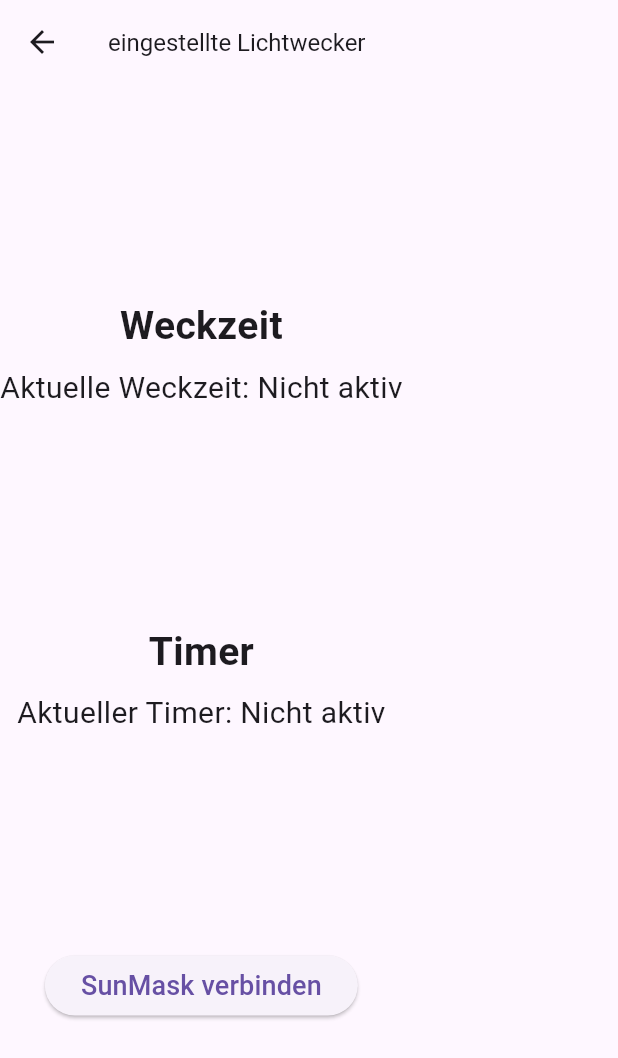
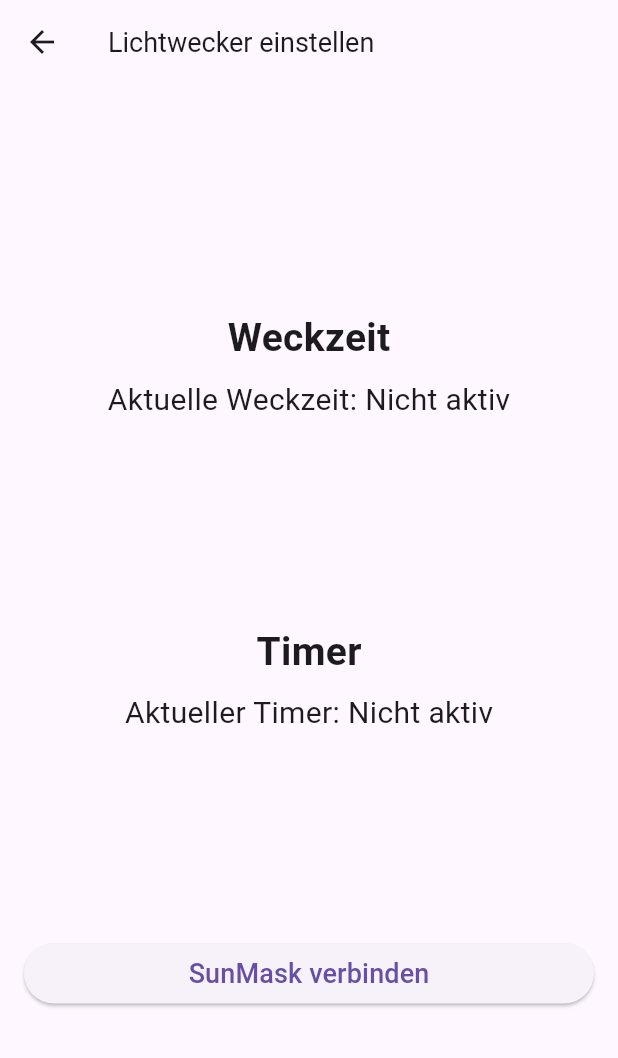
Before and after one commit to SomnusSunMask/SunMask-new, a Flutter app: the DeviceOverviewPage screen opened directly with empty values, after a tap on "SunMask verbinden", on a phone screen of 412 x 824 dp. Shown: the top 1058 px of the screen. Run offline on Flutter 3.47's test engine with Material 3 defaults, Android fonts, the phone set to English and light mode, and no system bars; our stand-ins replace flutter_blue_plus, shared_preferences; accounts and stored records are empty.

Commit message:
Update main.dart

```diff
--- a/lib/main.dart
+++ b/lib/main.dart
@@ -580,9 +580,11 @@ Widget build(BuildContext context) {
 
     return Scaffold(
       appBar: AppBar(
-      title: Text('eingestellte Lichtwecker', style: const TextStyle(fontSize: 16)),
+        title: Text('Lichtwecker einstellen', style: const TextStyle(fontSize: 18)),
       ),
-    body: Column(
+      body: Padding(
+        padding: const EdgeInsets.all(16.0),
+        child: Column(
           mainAxisAlignment: MainAxisAlignment.spaceEvenly,
           children: [
             Column(
@@ -599,7 +601,9 @@ Widget build(BuildContext context) {
                 Text("Aktueller Timer: $timerText", style: const TextStyle(fontSize: 20)),
               ],
             ),
-        ElevatedButton(
+            SizedBox(
+              width: double.infinity,
+              child: ElevatedButton(
                 onPressed: () async {
                   FlutterBluePlus.startScan(timeout: const Duration(seconds: 5));
 
@@ -617,10 +621,9 @@ Widget build(BuildContext context) {
                   FlutterBluePlus.stopScan();
 
                   if (sunMask != null) {
-  final navigator = Navigator.of(context); // Vor try/catch platzieren!
+                    final navigator = Navigator.of(context);
                     try {
                       await sunMask.connect(timeout: const Duration(seconds: 5));
-
                       navigator.pushReplacement(
                         MaterialPageRoute(
                           builder: (context) => DeviceControlPage(
@@ -632,16 +635,27 @@ Widget build(BuildContext context) {
                         ),
                       );
                     } catch (_) {
-    navigator.pop();
+                      ScaffoldMessenger.of(context).showSnackBar(
+                        const SnackBar(
+                          content: Text("Verbindung fehlgeschlagen! Starte die SunMask neu."),
+                        ),
+                      );
+                      navigator.pop(); // Zur Geräteliste zurück
                     }
                   } else {
-  Navigator.of(context).pop();
+                    ScaffoldMessenger.of(context).showSnackBar(
+                      const SnackBar(
+                        content: Text("Verbindung fehlgeschlagen! Starte die SunMask neu."),
+                      ),
+                    );
+                    Navigator.of(context).pop(); // Zur Geräteliste zurück
                   }
-
                 },
                 child: const Text("SunMask verbinden", style: TextStyle(fontSize: 18)),
               ),
+            ),
           ],
+        ),
       ),
     );
   }
```
Lines whose indentation alone changed are shown as unchanged.
